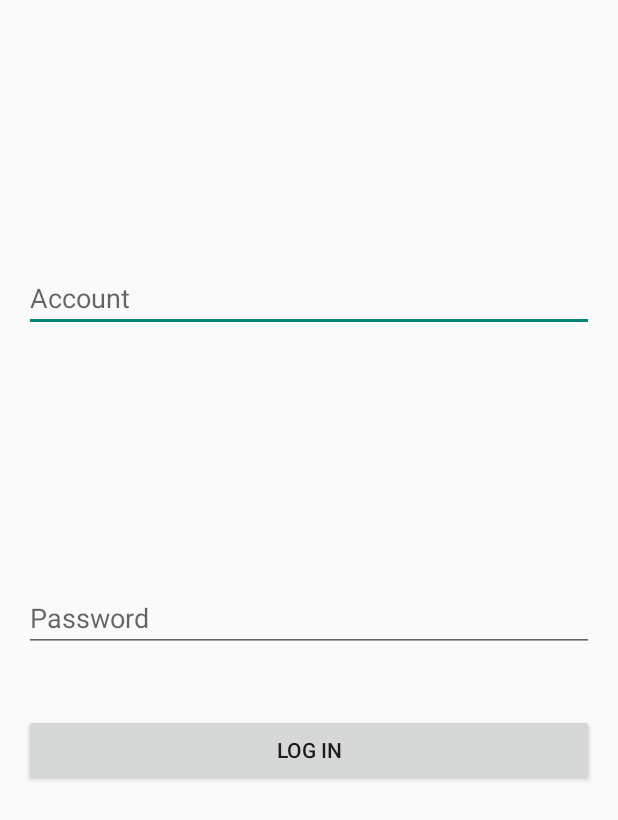
After one commit to Dongee-W/SocialCalendar, an Android app: the layout activity_login_register.xml on its own in the app's theme, with its tools: preview values and no code run, on a phone screen of 412 x 824 dp. The commit adds this screen. Shown: the top 820 px of the screen. Run offline under Robolectric (Android 15) with nearby library versions, the phone set to English and light mode, and no system bars.

Commit message:
Add login page.

```diff
--- /dev/null
+++ b/app/src/main/res/layout/activity_login_register.xml
@@ -0,0 +1,38 @@
+<RelativeLayout xmlns:android="http://schemas.android.com/apk/res/android"
+                xmlns:tools="http://schemas.android.com/tools"
+                android:layout_width="match_parent"
+                android:layout_height="match_parent"
+                android:paddingLeft="@dimen/activity_horizontal_margin"
+                android:paddingRight="@dimen/activity_horizontal_margin"
+                android:paddingTop="@dimen/activity_vertical_margin"
+                android:paddingBottom="@dimen/activity_vertical_margin"
+                tools:context="com.coral.cute.socialcalendar.LoginRegister">
+
+    <EditText
+            android:layout_width="fill_parent"
+            android:layout_height="wrap_content"
+            android:id="@+id/accountid"
+            android:layout_alignParentTop="true"
+            android:layout_centerHorizontal="true"
+            android:layout_marginTop="160dp"
+            android:hint="Account"/>
+
+    <EditText
+            android:layout_width="fill_parent"
+            android:layout_height="wrap_content"
+            android:inputType="textPassword"
+            android:ems="10"
+            android:id="@+id/password"
+            android:layout_centerVertical="true"
+            android:layout_centerHorizontal="true"
+            android:hint="Password"/>
+
+    <Button
+            android:layout_width="fill_parent"
+            android:layout_height="wrap_content"
+            android:text="Log in"
+            android:id="@+id/login"
+            android:layout_below="@+id/password"
+            android:layout_centerHorizontal="true"
+            android:layout_marginTop="41dp"/>
+</RelativeLayout>
--- a/app/src/main/res/values/strings.xml
+++ b/app/src/main/res/values/strings.xml
@@ -3,5 +3,6 @@
     <string name="hello_world">Hello world!</string>
     <string name="action_settings">Settings</string>
     <string name="daily_detail">Daily Details</string>
+    <string name="title_activity_login_register">LoginRegister</string>
 
 </resources>
```
Also changed, not shown: app/src/main/AndroidManifest.xml (+10 -4 lines), app/src/main/java/com/coral/cute/socialcalendar/LoginRegister.java (added, +129 -0 lines), app/src/main/java/com/coral/cute/socialcalendar/MainPageFrag.java (+12 -2 lines), app/src/main/res/menu/menu_login_register.xml (added, +9 -0 lines).
